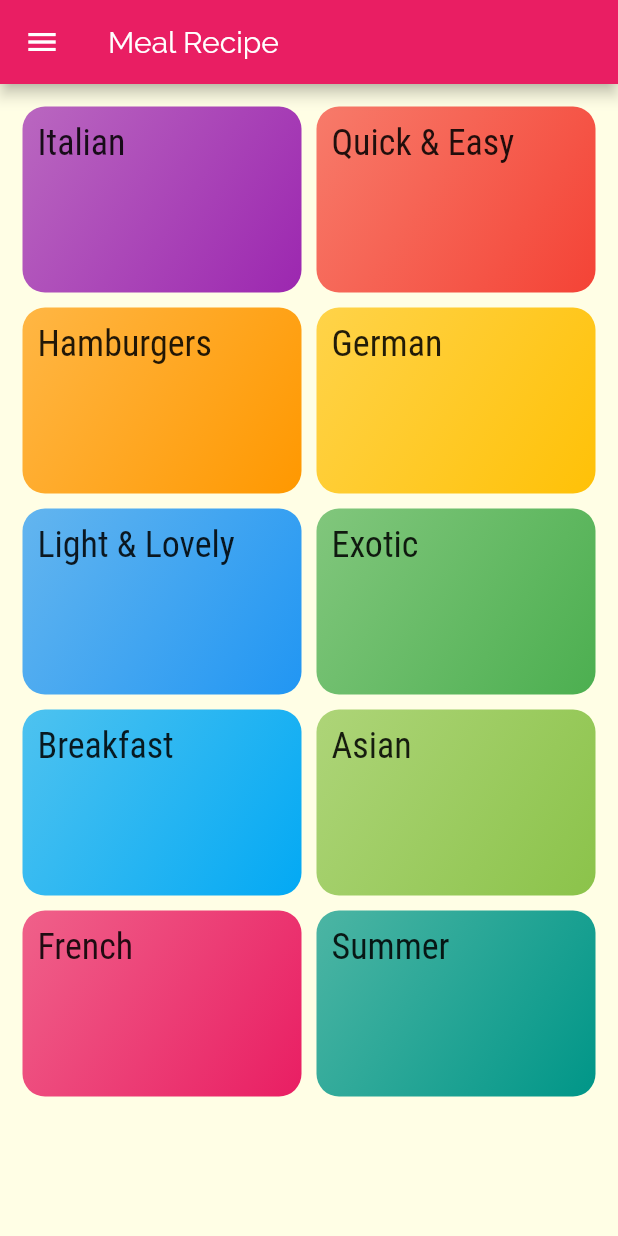
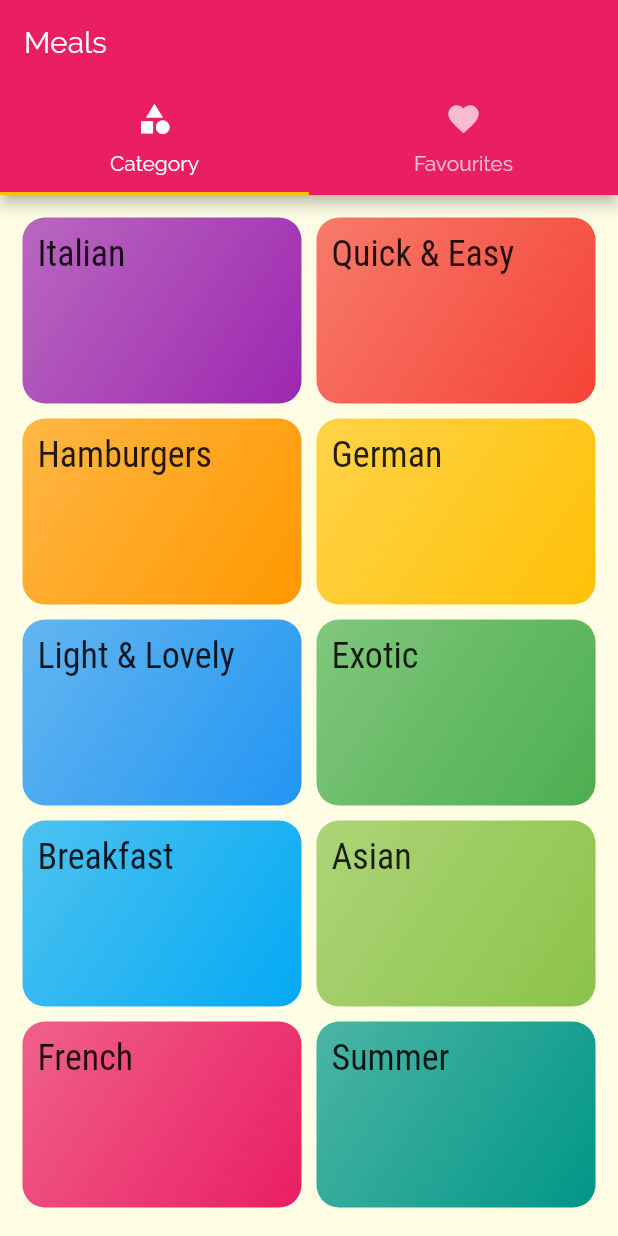
Before and after one commit to nandalalsun/meal_app, a Flutter app: the screen it shows after launch, on a phone screen of 412 x 824 dp. Run offline on Flutter 3.47's test engine with Material 2 defaults, Android fonts, the phone set to English and light mode, and no system bars.

Commit message:
first commit

```diff
--- a/lib/constraints/constraints.dart
+++ b/lib/constraints/constraints.dart
@@ -2,9 +2,13 @@ import 'package:flutter/material.dart';
 
 const body1 = TextStyle(
   color: Color.fromRGBO(20, 51, 51, 1),
+  fontSize: 18.0,
 );
 
-const body2 = TextStyle(color: Color.fromRGBO(20, 51, 51, 1));
+const body2 = TextStyle(
+  color: Color.fromRGBO(20, 51, 51, 1),
+  fontSize: 15.0,
+);
 
 const kTitle = TextStyle(
   fontSize: 24,
--- a/lib/main.dart
+++ b/lib/main.dart
@@ -1,6 +1,6 @@
 import 'package:flutter/material.dart';
 import 'package:meal_app/screens/category_meal_screen.dart';
-import 'package:meal_app/screens/category_screen.dart';
+import 'package:meal_app/screens/tabs_screen.dart';
 
 void main() {
   runApp(MyApp());
@@ -19,7 +19,7 @@ class MyApp extends StatelessWidget {
         visualDensity: VisualDensity.adaptivePlatformDensity,
       ),
       debugShowCheckedModeBanner: false,
-      home: CategoryScreen(),
+      home: TabsScreen(),
 
       routes: {
         '/category-items' : (ctx) => CategoryMealScreen(),
--- a/lib/screens/category_screen.dart
+++ b/lib/screens/category_screen.dart
@@ -10,12 +10,7 @@ class CategoryScreen extends StatefulWidget {
 class _CategoryScreenState extends State<CategoryScreen> {
   @override
   Widget build(BuildContext context) {
-    return Scaffold(
-      drawer: Drawer(),
-      appBar: AppBar(
-        title: Text('Meal Recipe'),
-      ),
-      body: GridView(
+    return GridView(
         children: DUMMY_CATEGORIES
             .map((e) => CategoryItem(
                   title: e.title,
@@ -30,7 +25,6 @@ class _CategoryScreenState extends State<CategoryScreen> {
           childAspectRatio: 3 / 2,
           mainAxisSpacing: 10.0,
         ),
-      ),
-    );
+      );
   }
 }
--- /dev/null
+++ b/lib/screens/tabs_screen.dart
@@ -0,0 +1,39 @@
+import 'package:flutter/material.dart';
+import 'package:meal_app/screens/category_screen.dart';
+import 'package:meal_app/screens/favourite_screen.dart';
+
+class TabsScreen extends StatefulWidget {
+  @override
+  _TabsScreenState createState() => _TabsScreenState();
+}
+
+class _TabsScreenState extends State<TabsScreen> {
+  @override
+  Widget build(BuildContext context) {
+    return DefaultTabController(
+      length: 2,
+      child: Scaffold(
+        appBar: AppBar(
+            title: Text('Meals'),
+            bottom: TabBar(
+              tabs: <Widget>[
+                Tab(
+                  icon: Icon(Icons.category),
+                  text: 'Category',
+                ),
+                Tab(
+                  icon: Icon(Icons.favorite),
+                  text: 'Favourites',
+                ),
+              ],
+            )),
+        body: TabBarView(
+          children: <Widget>[
+            CategoryScreen(),
+            FavouriteScreen(),
+          ],
+        ),
+      ),
+    );
+  }
+}
```
Also changed, not shown: lib/screens/favourite_screen.dart (added, +9 -0 lines), lib/screens/meal_details_screen.dart (+72 -1 lines), 1 other file.
